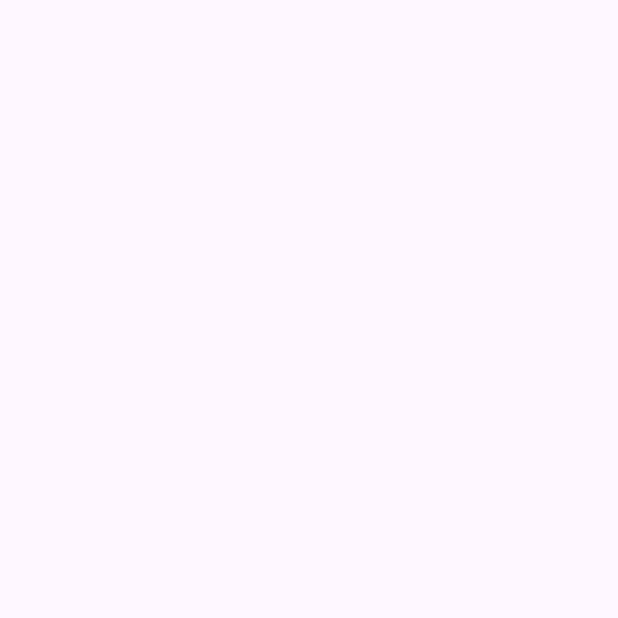
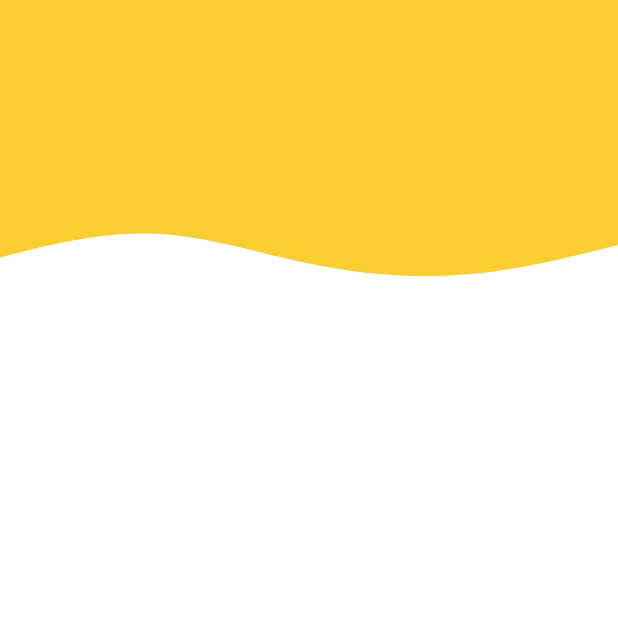
Before and after one commit to satyamkumardeveloper/inventory_management, an Android app: the home screen opened directly, with no data from a screen before it, on a phone screen of 412 x 824 dp, the top half of it. Before the commit the part shown is empty. Run offline under Robolectric (Android 15) with nearby library versions, the phone set to English and light mode, and no system bars.

```diff
--- a/app/build.gradle.kts
+++ b/app/build.gradle.kts
@@ -46,6 +46,7 @@ dependencies {
     implementation("com.google.android.material:material:1.11.0")
     implementation("androidx.constraintlayout:constraintlayout:2.1.4")
     implementation("com.google.firebase:firebase-auth:22.3.1")
+    implementation("androidx.activity:activity:1.8.0")
     testImplementation("junit:junit:4.13.2")
     androidTestImplementation("androidx.test.ext:junit:1.1.5")
     androidTestImplementation("androidx.test.espresso:espresso-core:3.5.1")
--- a/app/src/main/AndroidManifest.xml
+++ b/app/src/main/AndroidManifest.xml
@@ -12,6 +12,9 @@
         android:supportsRtl="true"
         android:theme="@style/Theme.OptiStock"
         tools:targetApi="31">
+        <activity
+            android:name=".warehouse"
+            android:exported="false" />
         <activity
             android:name=".home"
             android:exported="false" />
--- a/app/src/main/java/com/example/optistock/SigninActivity.kt
+++ b/app/src/main/java/com/example/optistock/SigninActivity.kt
@@ -31,6 +31,7 @@ class SigninActivity : AppCompatActivity() {
                 firebaseAuth.signInWithEmailAndPassword(email,pass).addOnCompleteListener{
                     if (it.isSuccessful){
                         startActivity(Intent(this,home::class.java))
+                        finish()
 
                     }else{
                         Toast.makeText(this,it.exception.toString(),Toast.LENGTH_SHORT).show()
--- a/app/src/main/java/com/example/optistock/signup.kt
+++ b/app/src/main/java/com/example/optistock/signup.kt
@@ -31,6 +31,7 @@ class signup : AppCompatActivity() {
                     firebaseAuth.createUserWithEmailAndPassword(email,pass1).addOnCompleteListener{
                         if (it.isSuccessful){
                             startActivity(Intent(this,home::class.java))
+                            finish()
 
                         }else{
                             Toast.makeText(this,it.exception.toString(), Toast.LENGTH_SHORT).show()
--- a/app/src/main/res/drawable/editor_background_design.xml
+++ b/app/src/main/res/drawable/editor_background_design.xml
@@ -1,7 +1,8 @@
 <!-- editor_background.xml -->
 <shape xmlns:android="http://schemas.android.com/apk/res/android"
-    android:shape="rectangle">
-    <solid android:color="@color/material_dynamic_neutral90" />
+    android:shape="rectangle"
+    >
+    <solid android:color="@color/white" />
     <stroke
         android:width="2dp"
         android:color="@color/yellow" /> <!-- Adjust the color and width of the border as needed -->
--- /dev/null
+++ b/app/src/main/res/drawable/wave1.xml
@@ -0,0 +1,9 @@
+<vector xmlns:android="http://schemas.android.com/apk/res/android"
+    android:width="1440dp"
+    android:height="320dp"
+    android:viewportWidth="1440"
+    android:viewportHeight="320">
+  <path
+      android:pathData="M0,192L60,176C120,160 240,128 360,133.3C480,139 600,181 720,208C840,235 960,245 1080,234.7C1200,224 1320,192 1380,176L1440,160L1440,0L1380,0C1320,0 1200,0 1080,0C960,0 840,0 720,0C600,0 480,0 360,0C240,0 120,0 60,0L0,0Z"
+      android:fillColor="#face2f"/>
+</vector>
--- a/app/src/main/res/layout/activity_home.xml
+++ b/app/src/main/res/layout/activity_home.xml
@@ -4,6 +4,25 @@
     xmlns:tools="http://schemas.android.com/tools"
     android:layout_width="match_parent"
     android:layout_height="match_parent"
+    android:background="@color/white"
     tools:context=".home">
 
+    <View
+        android:id="@+id/background_material"
+        android:layout_width="match_parent"
+        android:layout_height="120sp"
+        android:background="@color/yellow"
+        app:layout_constraintEnd_toEndOf="parent"
+        app:layout_constraintStart_toStartOf="parent"
+        app:layout_constraintTop_toTopOf="parent" />
+
+    <View
+        android:layout_width="413dp"
+        android:layout_height="86dp"
+        android:background="@drawable/wave1"
+        app:layout_constraintEnd_toEndOf="parent"
+        app:layout_constraintStart_toStartOf="parent"
+        app:layout_constraintTop_toBottomOf="@+id/background_material" />
+
+
 </androidx.constraintlayout.widget.ConstraintLayout>
--- a/app/src/main/res/values/strings.xml
+++ b/app/src/main/res/values/strings.xml
@@ -17,9 +17,10 @@
     <string name="enter_your_email_or_username">Enter your Email or Username</string>
     <string name="todo">TODO</string>
     <string name="opti_stock">Opti Stock</string>
-    <string name="Sign_up_before_using_Opti_Stocks" >Sign up before using Opti Stocks</string>
+    <string name="Sign_up_before_using_Opti_Stocks">Sign up before using Opti Stocks</string>
     <string name="opti_stocks">Opti Stocks</string>
     <string name="the_optimal_solutionfor_inventory">The optimal solution for Inventory</string>
     <string name="TODO">TODO</string>
+    <string name="warehouse">Warehouse</string>
 
 </resources>
```
Also changed, not shown: app/src/main/java/com/example/optistock/warehouse.kt (added, +20 -0 lines), app/src/main/res/drawable/search_view_bg_design.xml (added, +9 -0 lines), app/src/main/res/drawable/wave.xml (added, +9 -0 lines), app/src/main/res/drawable/wave_2_.xml (added, +9 -0 lines), app/src/main/res/drawable/wave_3_.xml (added, +9 -0 lines), app/src/main/res/layout/activity_warehouse.xml (added, +61 -0 lines).
